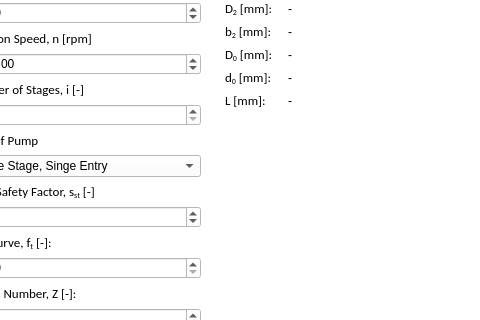
First picture: the form in src/ui/components/partswidgets/impellerwidget/impellerwidget.ui, repository 20jeka08/centrifugal-pump-calc, before the edit; both pictures show x 566 to 1046 and y 119 to 439 of the 1046 by 670 pixel window.
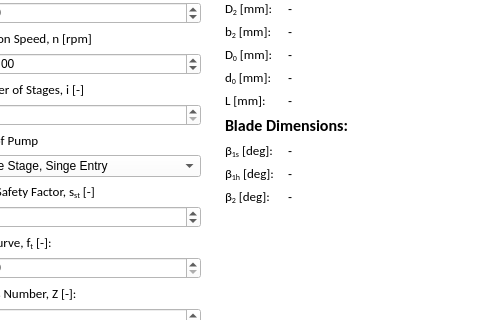
Second picture: the form after the edit. Icons and pictures are not drawn.

Commit message: created some Output parameters in UI of impeller widget

What changed in the file:
```diff
--- a/src/ui/components/partswidgets/impellerwidget/impellerwidget.ui
+++ b/src/ui/components/partswidgets/impellerwidget/impellerwidget.ui
@@ -658,6 +658,85 @@
            </item>
           </layout>
          </item>
+         <item>
+          <widget class="QLabel" name="label_20">
+           <property name="font">
+            <font>
+             <family>Calibri</family>
+             <pointsize>12</pointsize>
+             <weight>75</weight>
+             <bold>true</bold>
+            </font>
+           </property>
+           <property name="text">
+            <string>Blade Dimensions:</string>
+           </property>
+          </widget>
+         </item>
+         <item>
+          <layout class="QGridLayout" name="gridLayout_3" columnstretch="25,75" columnminimumwidth="0,0">
+           <item row="1" column="0">
+            <widget class="QLabel" name="label_23">
+             <property name="font">
+              <font>
+               <family>Calibri</family>
+               <pointsize>10</pointsize>
+              </font>
+             </property>
+             <property name="text">
+              <string>&lt;html&gt;&lt;head/&gt;&lt;body&gt;&lt;p&gt;β&lt;span style=&quot; vertical-align:sub;&quot;&gt;1h&lt;/span&gt; [deg]: &lt;/p&gt;&lt;/body&gt;&lt;/html&gt;</string>
+             </property>
+            </widget>
+           </item>
+           <item row="0" column="1">
+            <widget class="QLabel" name="Beta1sLabel">
+             <property name="text">
+              <string>-</string>
+             </property>
+            </widget>
+           </item>
+           <item row="1" column="1">
+            <widget class="QLabel" name="Beta1hLabel">
+             <property name="text">
+              <string>-</string>
+             </property>
+            </widget>
+           </item>
+           <item row="0" column="0">
+            <widget class="QLabel" name="label_22">
+             <property name="font">
+              <font>
+               <family>Calibri</family>
+               <pointsize>10</pointsize>
+              </font>
+             </property>
+             <property name="text">
+              <string>&lt;html&gt;&lt;head/&gt;&lt;body&gt;&lt;p&gt;β&lt;span style=&quot; vertical-align:sub;&quot;&gt;1s&lt;/span&gt; [deg]: &lt;/p&gt;&lt;/body&gt;&lt;/html&gt;</string>
+             </property>
+            </widget>
+           </item>
+           <item row="2" column="0">
+            <widget class="QLabel" name="label_25">
+             <property name="font">
+              <font>
+               <family>Calibri</family>
+               <pointsize>10</pointsize>
+              </font>
+             </property>
+             <property name="text">
+              <string>&lt;html&gt;&lt;head/&gt;&lt;body&gt;&lt;p&gt;β&lt;span style=&quot; vertical-align:sub;&quot;&gt;2&lt;/span&gt; [deg]: &lt;/p&gt;&lt;/body&gt;&lt;/html&gt;</string>
+             </property>
+            </widget>
+           </item>
+           <item row="2" column="1">
+            <widget class="QLabel" name="Beta2Label">
+             <property name="text">
+              <string>-</string>
+             </property>
+            </widget>
+           </item>
+          </layout>
+         </item>
          <item>
           <spacer name="verticalSpacer_2">
            <property name="orientation">
```
The commit also changes 1 other file.
